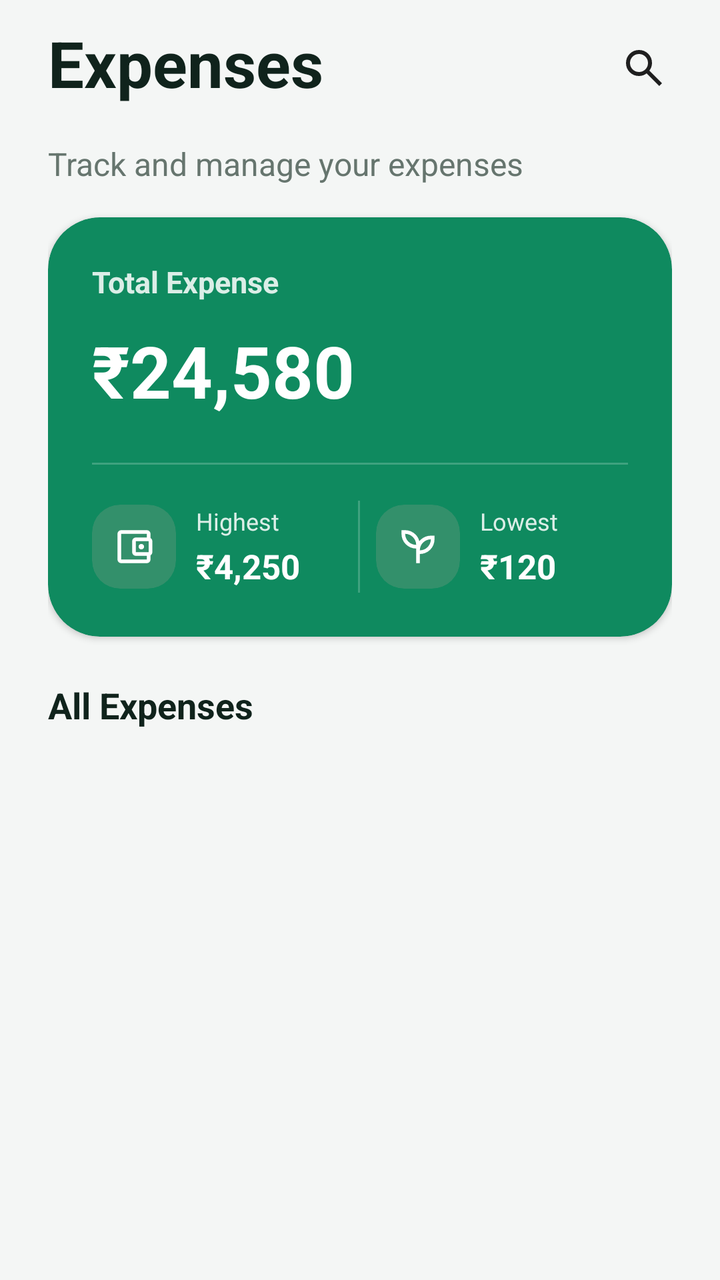
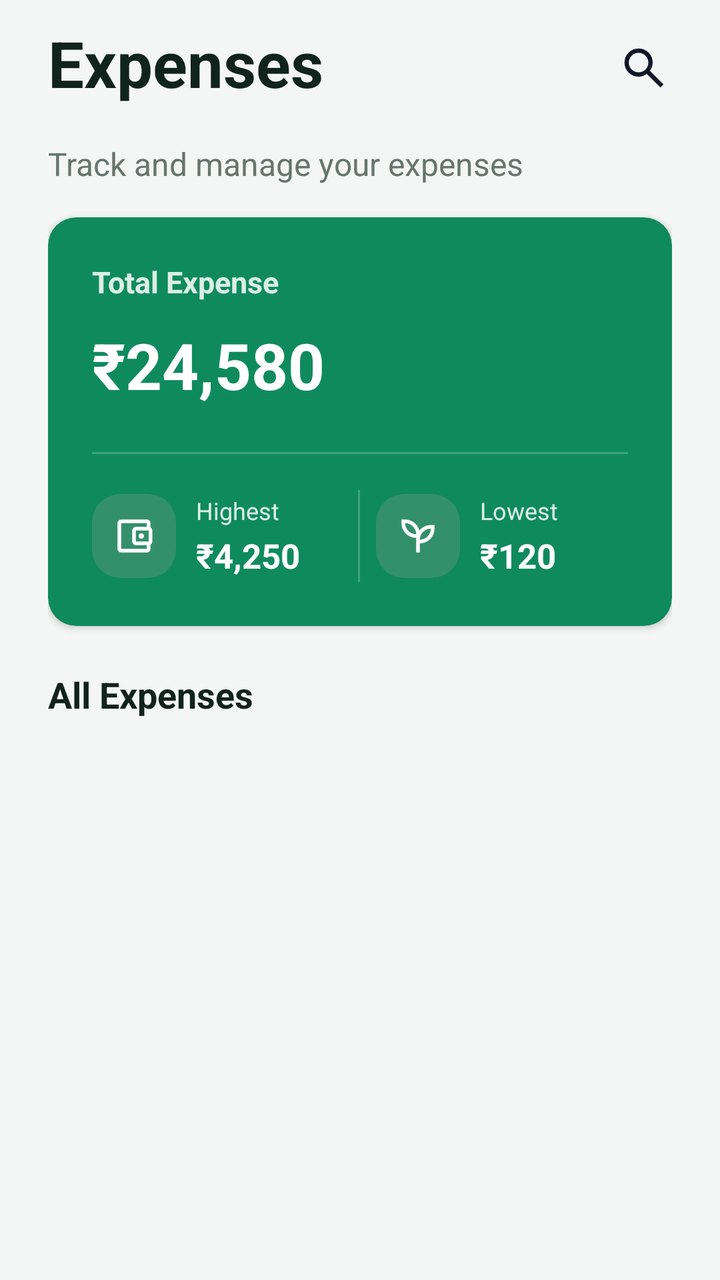

Compare the two renders of this Android layout. The source of the first and the diff that turns it into the second are given below.
<!-- AndroidManifest.xml: application theme Theme.SpendWise -->
<!-- res/layout/fragment_expenses.xml -->
<?xml version="1.0" encoding="utf-8"?>
<androidx.coordinatorlayout.widget.CoordinatorLayout
    xmlns:android="http://schemas.android.com/apk/res/android"
    xmlns:app="http://schemas.android.com/apk/res-auto"
    xmlns:tools="http://schemas.android.com/tools"
    android:id="@+id/expenses_root"
    android:layout_width="match_parent"
    android:layout_height="match_parent"
   android:fitsSystemWindows="true">                   


    <com.google.android.material.appbar.AppBarLayout
        android:id="@+id/expenses_app_bar"
        android:layout_width="match_parent"
        android:layout_height="wrap_content"
        android:background="@color/sw_background"
        app:elevation="0dp"
        app:liftOnScroll="true"
        app:liftOnScrollTargetViewId="@id/expenses_scroll_view">

        <androidx.constraintlayout.widget.ConstraintLayout
            android:id="@+id/expenses_header"
            android:layout_width="match_parent"
            android:layout_height="wrap_content"
            android:background="@color/sw_background"
            android:paddingStart="@dimen/sw_space_24"
            android:paddingTop="@dimen/sw_space_10"
            android:paddingEnd="@dimen/sw_space_14"
            android:paddingBottom="@dimen/sw_space_1">

            <com.google.android.material.textview.MaterialTextView
                android:id="@+id/tv_expenses_title"
                android:layout_width="0dp"
                android:layout_height="wrap_content"
                android:text="@string/expenses_title"
                android:textColor="@color/sw_text_primary_expenses"
                android:textSize="@dimen/sw_text_size_32"
                android:textStyle="bold"
                app:layout_constraintStart_toStartOf="parent"
                app:layout_constraintTop_toTopOf="parent" />

            <ImageButton
                android:id="@+id/btn_search_expenses"
                android:layout_width="@dimen/sw_touch_target"
                android:layout_height="@dimen/sw_touch_target"
                android:layout_marginBottom="2dp"
                android:background="?attr/selectableItemBackgroundBorderless"
                android:contentDescription="@string/content_description_search_expenses"
                android:src="@drawable/ic_search"
                app:layout_constraintBottom_toBottomOf="parent"
                app:layout_constraintEnd_toEndOf="parent"
                app:layout_constraintTop_toTopOf="parent" />

        </androidx.constraintlayout.widget.ConstraintLayout>

    </com.google.android.material.appbar.AppBarLayout>


    <androidx.core.widget.NestedScrollView
        android:id="@+id/expenses_scroll_view"
        android:layout_width="match_parent"
        android:layout_height="match_parent"
        android:clipToPadding="false"
        android:fillViewport="true"
        android:overScrollMode="never"
        android:paddingBottom="@dimen/sw_expenses_bottom_padding"
        app:layout_behavior="@string/appbar_scrolling_view_behavior">

        <androidx.constraintlayout.widget.ConstraintLayout
            android:id="@+id/expenses_content"
            android:layout_width="match_parent"
            android:layout_height="wrap_content"
            android:paddingStart="@dimen/sw_space_24"
            android:paddingTop="@dimen/sw_space_10"
            android:paddingEnd="@dimen/sw_space_24"
            android:paddingBottom="@dimen/sw_space_24">

            <com.google.android.material.textview.MaterialTextView
                android:id="@+id/tv_expenses_subtitle"
                android:layout_width="0dp"
                android:layout_height="wrap_content"
                android:text="@string/expenses_subtitle"
                android:textColor="@color/sw_text_secondary_expenses"
                android:textSize="@dimen/sw_text_size_16"
                app:layout_constraintEnd_toEndOf="parent"
                app:layout_constraintStart_toStartOf="parent"
                app:layout_constraintTop_toTopOf="parent" />


            <com.google.android.material.card.MaterialCardView
                android:id="@+id/expense_summary_card"
                android:layout_width="0dp"
                android:layout_height="wrap_content"
                android:layout_marginTop="@dimen/sw_space_16"
                app:cardBackgroundColor="@color/sw_primary"
                app:cardCornerRadius="@dimen/sw_corner_radius_26"
                app:cardElevation="@dimen/sw_card_elevation"
                app:layout_constraintEnd_toEndOf="parent"
                app:layout_constraintStart_toStartOf="parent"
                app:layout_constraintTop_toBottomOf="@id/tv_expenses_subtitle"
                app:strokeWidth="0dp">

                <androidx.constraintlayout.widget.ConstraintLayout
                    android:layout_width="match_parent"
                    android:layout_height="wrap_content"
                    android:paddingStart="@dimen/sw_space_22"
                    android:paddingTop="@dimen/sw_space_22"
                    android:paddingEnd="@dimen/sw_space_22"
                    android:paddingBottom="@dimen/sw_space_22">

                    <com.google.android.material.textview.MaterialTextView
                        android:id="@+id/tv_total_expense_label"
                        android:layout_width="0dp"
                        android:layout_height="wrap_content"
                        android:text="@string/total_expense_label"
                        android:textColor="@color/sw_on_primary_85"
                        android:textSize="@dimen/sw_text_size_15"
                        android:textStyle="bold"
                        app:layout_constraintEnd_toStartOf="@id/expense_card_icon_space"
                        app:layout_constraintStart_toStartOf="parent"
                        app:layout_constraintTop_toTopOf="parent" />


                    <Space
                        android:id="@+id/expense_card_icon_space"
                        android:layout_width="@dimen/sw_expenses_summary_icon_space"
                        android:layout_height="@dimen/sw_expenses_summary_icon_space"
                        android:visibility="visible"
                        app:layout_constraintEnd_toEndOf="parent"
                        app:layout_constraintTop_toTopOf="parent" />

                    <com.google.android.material.textview.MaterialTextView
                        android:id="@+id/tv_total_expense_amount"
                        android:layout_width="0dp"
                        android:layout_height="wrap_content"
                        android:layout_marginTop="@dimen/sw_space_10"
                        android:text="@string/amount_rupee_24580"
                        android:textColor="@color/sw_on_primary"
                        android:textSize="@dimen/sw_text_size_36"
                        android:textStyle="bold"
                        app:layout_constraintEnd_toEndOf="@id/tv_total_expense_label"
                        app:layout_constraintStart_toStartOf="@id/tv_total_expense_label"
                        app:layout_constraintTop_toBottomOf="@id/tv_total_expense_label" />

                    <View
                        android:id="@+id/expense_summary_divider"
                        android:layout_width="0dp"
                        android:layout_height="@dimen/sw_divider_thickness"
                        android:layout_marginTop="@dimen/sw_space_22"
                        android:background="@color/sw_on_primary_20"
                        app:layout_constraintEnd_toEndOf="parent"
                        app:layout_constraintStart_toStartOf="parent"
                        app:layout_constraintTop_toBottomOf="@id/tv_total_expense_amount" />

                    <LinearLayout
                        android:id="@+id/expense_high_low_container"
                        android:layout_width="0dp"
                        android:layout_height="wrap_content"
                        android:layout_marginTop="@dimen/sw_space_18"
                        android:gravity="center_vertical"
                        android:orientation="horizontal"
                        app:layout_constraintEnd_toEndOf="parent"
                        app:layout_constraintStart_toStartOf="parent"
                        app:layout_constraintTop_toBottomOf="@id/expense_summary_divider">


                        <LinearLayout
                            android:id="@+id/highest_expense_container"
                            android:layout_width="0dp"
                            android:layout_height="wrap_content"
                            android:layout_weight="1"
                            android:gravity="center_vertical"
                            android:orientation="horizontal">

                            <com.google.android.material.card.MaterialCardView
                                android:id="@+id/highest_expense_icon_container"
                                android:layout_width="@dimen/sw_icon_container_size_42"
                                android:layout_height="@dimen/sw_icon_container_size_42"
                                app:cardBackgroundColor="@color/sw_on_primary_15"
                                app:cardCornerRadius="@dimen/sw_corner_radius_14"
                                app:cardElevation="0dp"
                                app:strokeWidth="0dp">

                                <ImageView
                                    android:id="@+id/iv_highest_expense_icon"
                                    android:layout_width="@dimen/sw_icon_size_22"
                                    android:layout_height="@dimen/sw_icon_size_22"
                                    android:layout_gravity="center"
                                    android:contentDescription="@string/content_description_highest_expense"
                                    android:src="@drawable/ic_wallet"
                                    app:tint="@color/sw_on_primary" />

                            </com.google.android.material.card.MaterialCardView>

                            <LinearLayout
                                android:layout_width="0dp"
                                android:layout_height="wrap_content"
                                android:layout_marginStart="@dimen/sw_space_10"
                                android:layout_weight="1"
                                android:orientation="vertical">

                                <com.google.android.material.textview.MaterialTextView
                                    android:id="@+id/tv_highest_expense_label"
                                    android:layout_width="wrap_content"
                                    android:layout_height="wrap_content"
                                    android:maxLines="1"
                                    android:ellipsize="none"
                                    android:autoSizeTextType="uniform"
                                    android:text="@string/highest_expense_label"
                                    android:textColor="@color/sw_on_primary_85"
                                    android:textSize="@dimen/sw_text_size_12" />

                                <com.google.android.material.textview.MaterialTextView
                                    android:id="@+id/tv_highest_expense_amount"
                                    android:layout_width="wrap_content"
                                    android:layout_height="wrap_content"
                                    android:maxLines="1"
                                    android:ellipsize="none"
                                    android:autoSizeTextType="uniform"
                                    android:layout_marginTop="@dimen/sw_space_3"
                                    android:text="@string/amount_rupee_4250"
                                    android:textColor="@color/sw_on_primary"
                                    android:textSize="@dimen/sw_text_size_17"
                                    android:textStyle="bold" />

                            </LinearLayout>

                        </LinearLayout>

                        <View
                            android:id="@+id/expense_summary_vertical_divider"
                            android:layout_width="@dimen/sw_divider_thickness"
                            android:layout_height="@dimen/sw_expenses_summary_divider_height"
                            android:layout_marginStart="@dimen/sw_space_7"
                            android:layout_marginEnd="@dimen/sw_space_8"
                            android:background="@color/sw_on_primary_20" />


                        <LinearLayout
                            android:id="@+id/lowest_expense_container"
                            android:layout_width="0dp"
                            android:layout_height="wrap_content"
                            android:layout_weight="1"
                            android:gravity="center_vertical"
                            android:orientation="horizontal">

                            <com.google.android.material.card.MaterialCardView
                                android:id="@+id/lowest_expense_icon_container"
                                android:layout_width="@dimen/sw_icon_container_size_42"
                                android:layout_height="@dimen/sw_icon_container_size_42"
                                app:cardBackgroundColor="@color/sw_on_primary_15"
                                app:cardCornerRadius="@dimen/sw_corner_radius_14"
                                app:cardElevation="0dp"
                                app:strokeWidth="0dp">

                                <ImageView
                                    android:id="@+id/iv_lowest_expense_icon"
                                    android:layout_width="@dimen/sw_icon_size_22"
                                    android:layout_height="@dimen/sw_icon_size_22"
                                    android:layout_gravity="center"
                                    android:contentDescription="@string/content_description_lowest_expense"
                                    android:src="@drawable/ic_leaf"
                                    app:tint="@color/sw_on_primary" />

                            </com.google.android.material.card.MaterialCardView>

                            <LinearLayout
                                android:layout_width="0dp"
                                android:layout_height="wrap_content"
                                android:layout_marginStart="@dimen/sw_space_10"
                                android:layout_weight="1"
                                android:orientation="vertical">

                                <com.google.android.material.textview.MaterialTextView
                                    android:id="@+id/tv_lowest_expense_label"
                                    android:layout_width="wrap_content"
                                    android:layout_height="wrap_content"
                                    android:autoSizeTextType="uniform"
                                    android:ellipsize="none"
                                    android:maxLines="1"
                                    android:text="@string/lowest_expense_label"
                                    android:textColor="@color/sw_on_primary_85"
                                    android:textSize="@dimen/sw_text_size_12" />

                                <com.google.android.material.textview.MaterialTextView
                                    android:id="@+id/tv_lowest_expense_amount"
                                    android:layout_width="wrap_content"
                                    android:layout_height="wrap_content"
                                    android:layout_marginTop="@dimen/sw_space_3"
                                    android:autoSizeTextType="uniform"
                                    android:ellipsize="none"
                                    android:maxLines="1"
                                    android:text="@string/amount_rupee_120"
                                    android:textColor="@color/sw_on_primary"
                                    android:textSize="@dimen/sw_text_size_17"
                                    android:textStyle="bold" />

                            </LinearLayout>

                        </LinearLayout>

                    </LinearLayout>

                </androidx.constraintlayout.widget.ConstraintLayout>

            </com.google.android.material.card.MaterialCardView>


            <com.google.android.material.textview.MaterialTextView
                android:id="@+id/tv_all_expenses_title"
                android:layout_width="0dp"
                android:layout_height="wrap_content"
                android:layout_marginTop="@dimen/sw_space_22"
                android:text="@string/all_expenses_title"
                android:textColor="@color/sw_text_primary_expenses"
                android:textSize="@dimen/sw_text_size_18"
                android:textStyle="bold"
                app:layout_constraintEnd_toEndOf="parent"
                app:layout_constraintStart_toStartOf="parent"
                app:layout_constraintTop_toBottomOf="@id/expense_summary_card" />

            <androidx.recyclerview.widget.RecyclerView
                android:id="@+id/rv_expenses"
                android:layout_width="0dp"
                android:layout_height="wrap_content"
                android:layout_marginTop="@dimen/sw_space_12"
                android:clipToPadding="false"
                android:nestedScrollingEnabled="false"
                android:overScrollMode="never"
                app:layout_constraintEnd_toEndOf="parent"
                app:layout_constraintStart_toStartOf="parent"
                app:layout_constraintTop_toBottomOf="@id/tv_all_expenses_title" />

        </androidx.constraintlayout.widget.ConstraintLayout>

    </androidx.core.widget.NestedScrollView>

</androidx.coordinatorlayout.widget.CoordinatorLayout>
<!-- resources referenced by this layout -->
<resources>
  <color name="sw_background">#F4F6F5</color>
  <color name="sw_on_primary">#FFFFFF</color>
  <color name="sw_on_primary_15">#26FAADAD</color>
  <color name="sw_on_primary_20">#33FFFFFF</color>
  <color name="sw_on_primary_85">#D9FFFFFF</color>
  <color name="sw_primary">#0F8A5F</color>
  <color name="sw_text_primary_expenses">#10231C</color>
  <color name="sw_text_secondary_expenses">#66756E</color>
  <dimen name="sw_card_elevation">2dp</dimen>
  <dimen name="sw_corner_radius_14">14dp</dimen>
  <dimen name="sw_corner_radius_26">26dp</dimen>
  <dimen name="sw_divider_thickness">1dp</dimen>
  <dimen name="sw_expenses_bottom_padding">110dp</dimen>
  <dimen name="sw_expenses_summary_divider_height">46dp</dimen>
  <dimen name="sw_expenses_summary_icon_space">52dp</dimen>
  <dimen name="sw_icon_container_size_42">42dp</dimen>
  <dimen name="sw_icon_size_22">22dp</dimen>
  <dimen name="sw_space_1">1dp</dimen>
  <dimen name="sw_space_10">10dp</dimen>
  <dimen name="sw_space_12">12dp</dimen>
  <dimen name="sw_space_14">14dp</dimen>
  <dimen name="sw_space_16">16dp</dimen>
  <dimen name="sw_space_18">18dp</dimen>
  <dimen name="sw_space_22">22dp</dimen>
  <dimen name="sw_space_24">24dp</dimen>
  <dimen name="sw_space_3">3dp</dimen>
  <dimen name="sw_space_7">7dp</dimen>
  <dimen name="sw_space_8">8dp</dimen>
  <dimen name="sw_text_size_12">12sp</dimen>
  <dimen name="sw_text_size_15">15sp</dimen>
  <dimen name="sw_text_size_16">16sp</dimen>
  <dimen name="sw_text_size_17">17sp</dimen>
  <dimen name="sw_text_size_18">18sp</dimen>
  <dimen name="sw_text_size_32">32sp</dimen>
  <dimen name="sw_text_size_36">36sp</dimen>
  <dimen name="sw_touch_target">48dp</dimen>
  <!-- drawable ic_search (drawable) -->
  <vector xmlns:android="http://schemas.android.com/apk/res/android"
      android:width="24dp"
      android:height="24dp"
      android:viewportWidth="960"
      android:viewportHeight="960">
    <path
        android:pathData="M784,840 L532,588q-30,24 -69,38t-83,14q-109,0 -184.5,-75.5T120,380q0,-109 75.5,-184.5T380,120q109,0 184.5,75.5T640,380q0,44 -14,83t-38,69l252,252 -56,56ZM380,560q75,0 127.5,-52.5T560,380q0,-75 -52.5,-127.5T380,200q-75,0 -127.5,52.5T200,380q0,75 52.5,127.5T380,560Z"
        android:fillColor="#1f1f1f"/>
  </vector>
  <string name="all_expenses_title">All Expenses</string>
  <string name="amount_rupee_120">₹120</string>
  <string name="amount_rupee_24580">₹24,580</string>
  <string name="amount_rupee_4250">₹4,250</string>
  <string name="content_description_highest_expense">Highest expense</string>
  <string name="content_description_lowest_expense">Lowest expense</string>
  <string name="content_description_search_expenses">Search expenses</string>
  <string name="expenses_subtitle">Track and manage your expenses</string>
  <string name="expenses_title">Expenses</string>
  <string name="highest_expense_label">Highest Expense</string>
  <string name="lowest_expense_label">Lowest Expense</string>
  <string name="total_expense_label">Total Expense</string>
  <style name="Theme.SpendWise" parent="Base.Theme.SpendWise" />
  <color name="sw_green_primary">#1A5C42</color>
  <color name="sw_surface_primary">#D5F2E8</color>
  <color name="sw_text_primary">#101828</color>
  <color name="sw_primary_action">#0F7A5A</color>
  <color name="sw_surface">#FFFFFF</color>
  <color name="sw_text_secondary">#667085</color>
  <color name="sw_outline">#D0D5DD</color>
  <color name="sw_outline_soft">#EAECF0</color>
  <!-- unchanged entries left out for length: 3 -->
</resources>

<!-- the commit's change to res/layout/fragment_expenses.xml (unified diff, before → after) -->
@@ -5,8 +5,7 @@
     xmlns:tools="http://schemas.android.com/tools"
     android:id="@+id/expenses_root"
     android:layout_width="match_parent"
-    android:layout_height="match_parent"
-   android:fitsSystemWindows="true">                   
+    android:layout_height="match_parent">
 
 
     <com.google.android.material.appbar.AppBarLayout
@@ -39,17 +38,23 @@
                 app:layout_constraintStart_toStartOf="parent"
                 app:layout_constraintTop_toTopOf="parent" />
 
-            <ImageButton
+            <com.google.android.material.button.MaterialButton
                 android:id="@+id/btn_search_expenses"
                 android:layout_width="@dimen/sw_touch_target"
                 android:layout_height="@dimen/sw_touch_target"
                 android:layout_marginBottom="2dp"
-                android:background="?attr/selectableItemBackgroundBorderless"
+                android:backgroundTint="@color/sw_background"
                 android:contentDescription="@string/content_description_search_expenses"
-                android:src="@drawable/ic_search"
+                app:cornerRadius="20dp"
+                app:icon="@drawable/ic_search"
+                app:iconGravity="textStart"
+                app:iconPadding="0dp"
+                app:iconSize="26dp"
+                app:iconTint="?attr/colorOnSurface"
                 app:layout_constraintBottom_toBottomOf="parent"
                 app:layout_constraintEnd_toEndOf="parent"
-                app:layout_constraintTop_toTopOf="parent" />
+                app:layout_constraintTop_toTopOf="parent"
+                app:strokeWidth="0dp" />
 
         </androidx.constraintlayout.widget.ConstraintLayout>
 
@@ -63,7 +68,7 @@
         android:clipToPadding="false"
         android:fillViewport="true"
         android:overScrollMode="never"
-        android:paddingBottom="@dimen/sw_expenses_bottom_padding"
+        android:paddingBottom="0dp"
         app:layout_behavior="@string/appbar_scrolling_view_behavior">
 
         <androidx.constraintlayout.widget.ConstraintLayout
@@ -73,7 +78,7 @@
             android:paddingStart="@dimen/sw_space_24"
             android:paddingTop="@dimen/sw_space_10"
             android:paddingEnd="@dimen/sw_space_24"
-            android:paddingBottom="@dimen/sw_space_24">
+            android:paddingBottom="@dimen/sw_space_1">
 
             <com.google.android.material.textview.MaterialTextView
                 android:id="@+id/tv_expenses_subtitle"
@@ -93,12 +98,12 @@
                 android:layout_height="wrap_content"
                 android:layout_marginTop="@dimen/sw_space_16"
                 app:cardBackgroundColor="@color/sw_primary"
-                app:cardCornerRadius="@dimen/sw_corner_radius_26"
+                app:cardCornerRadius="@dimen/sw_corner_radius_14"
                 app:cardElevation="@dimen/sw_card_elevation"
                 app:layout_constraintEnd_toEndOf="parent"
                 app:layout_constraintStart_toStartOf="parent"
                 app:layout_constraintTop_toBottomOf="@id/tv_expenses_subtitle"
-                app:strokeWidth="0dp">
+                app:strokeWidth="@dimen/sw_stroke_width_0">
 
                 <androidx.constraintlayout.widget.ConstraintLayout
                     android:layout_width="match_parent"
@@ -136,7 +141,7 @@
                         android:layout_marginTop="@dimen/sw_space_10"
                         android:text="@string/amount_rupee_24580"
                         android:textColor="@color/sw_on_primary"
-                        android:textSize="@dimen/sw_text_size_36"
+                        android:textSize="@dimen/sw_text_size_32"
                         android:textStyle="bold"
                         app:layout_constraintEnd_toEndOf="@id/tv_total_expense_label"
                         app:layout_constraintStart_toStartOf="@id/tv_total_expense_label"
@@ -203,9 +208,9 @@
                                     android:id="@+id/tv_highest_expense_label"
                                     android:layout_width="wrap_content"
                                     android:layout_height="wrap_content"
+                                    android:autoSizeTextType="uniform"
+                                    android:ellipsize="none"
                                     android:maxLines="1"
-                                    android:ellipsize="none"
-                                    android:autoSizeTextType="uniform"
                                     android:text="@string/highest_expense_label"
                                     android:textColor="@color/sw_on_primary_85"
                                     android:textSize="@dimen/sw_text_size_12" />
@@ -214,10 +219,10 @@
                                     android:id="@+id/tv_highest_expense_amount"
                                     android:layout_width="wrap_content"
                                     android:layout_height="wrap_content"
+                                    android:layout_marginTop="@dimen/sw_space_3"
+                                    android:autoSizeTextType="uniform"
+                                    android:ellipsize="none"
                                     android:maxLines="1"
-                                    android:ellipsize="none"
-                                    android:autoSizeTextType="uniform"
-                                    android:layout_marginTop="@dimen/sw_space_3"
                                     android:text="@string/amount_rupee_4250"
                                     android:textColor="@color/sw_on_primary"
                                     android:textSize="@dimen/sw_text_size_17"
<!-- resource entries referenced after the edit -->
@@ -10,9 +10,7 @@
   <color name="sw_text_secondary_expenses">#66756E</color>
   <dimen name="sw_card_elevation">2dp</dimen>
   <dimen name="sw_corner_radius_14">14dp</dimen>
-  <dimen name="sw_corner_radius_26">26dp</dimen>
   <dimen name="sw_divider_thickness">1dp</dimen>
-  <dimen name="sw_expenses_bottom_padding">110dp</dimen>
   <dimen name="sw_expenses_summary_divider_height">46dp</dimen>
   <dimen name="sw_expenses_summary_icon_space">52dp</dimen>
   <dimen name="sw_icon_container_size_42">42dp</dimen>
@@ -28,13 +26,13 @@
   <dimen name="sw_space_3">3dp</dimen>
   <dimen name="sw_space_7">7dp</dimen>
   <dimen name="sw_space_8">8dp</dimen>
+  <dimen name="sw_stroke_width_0">0dp</dimen>
   <dimen name="sw_text_size_12">12sp</dimen>
   <dimen name="sw_text_size_15">15sp</dimen>
   <dimen name="sw_text_size_16">16sp</dimen>
   <dimen name="sw_text_size_17">17sp</dimen>
   <dimen name="sw_text_size_18">18sp</dimen>
   <dimen name="sw_text_size_32">32sp</dimen>
-  <dimen name="sw_text_size_36">36sp</dimen>
   <dimen name="sw_touch_target">48dp</dimen>
   <!-- drawable ic_search (drawable) -->
   <vector xmlns:android="http://schemas.android.com/apk/res/android"
